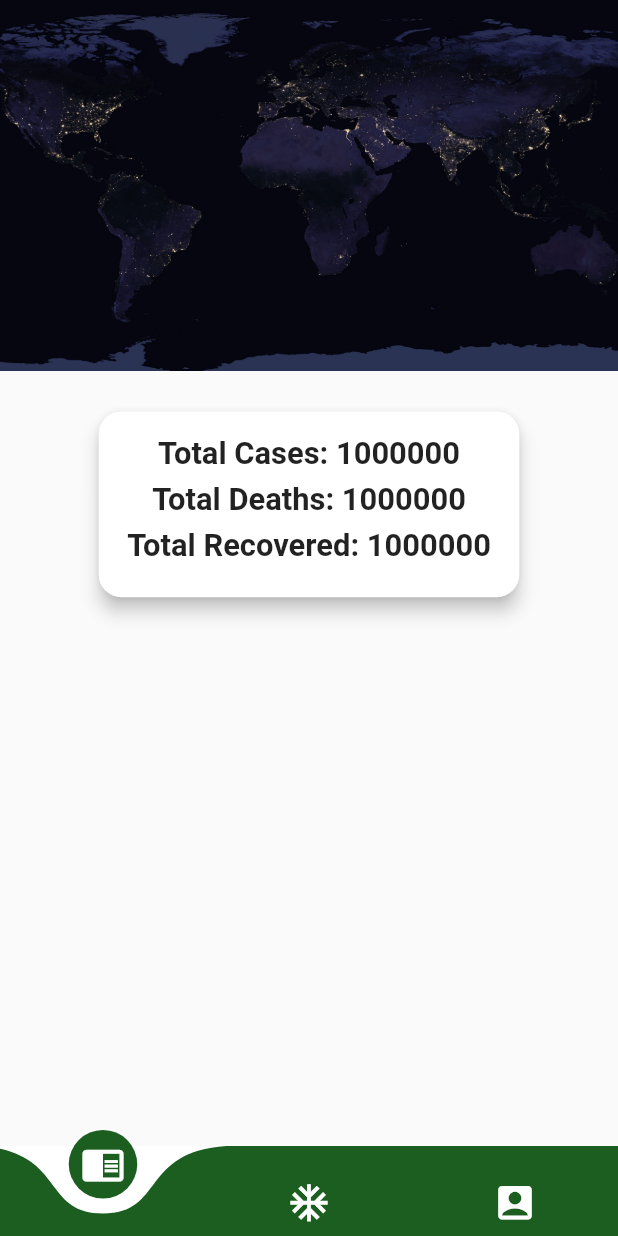
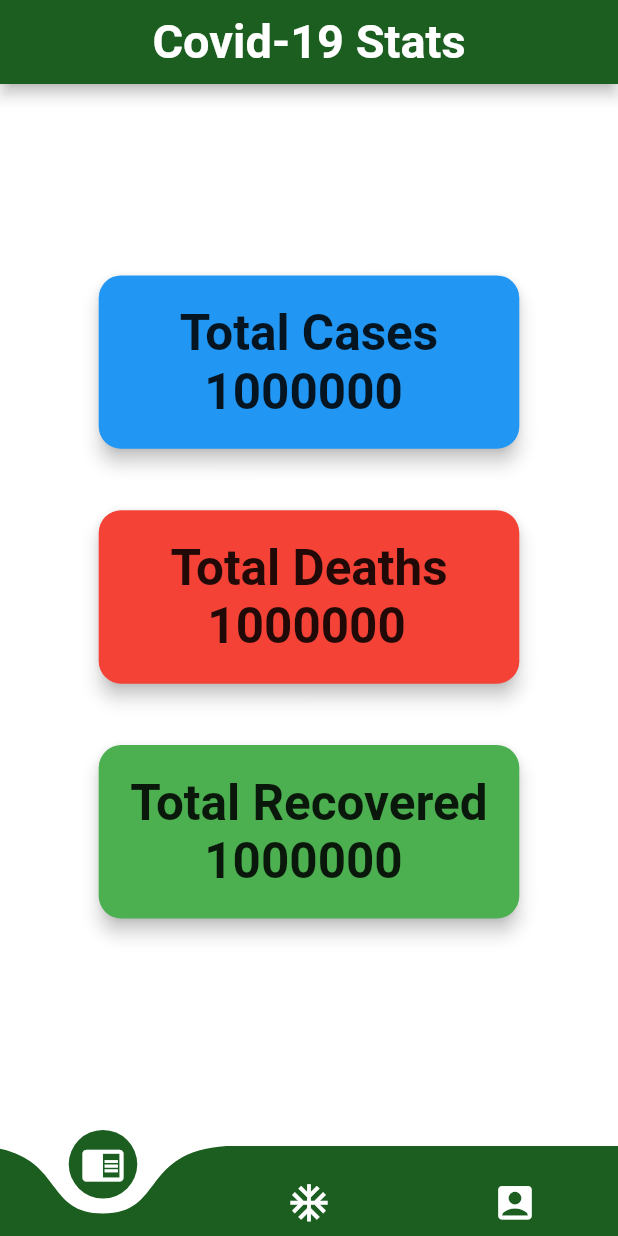
Before and after one commit to sanchit48/covid-monitor, a Flutter app: the screen it shows after launch, on a phone screen of 412 x 824 dp. Run offline on Flutter 3.47's test engine with Material 2 defaults, Android fonts, the phone set to English and light mode, and no system bars; drawn by our look-alikes of curved_navigation_bar; Roboto replaces fonts that are missing (Montserrat).

Commit message:
covid_data_screen.dart: Removed image and added color to the cards

```diff
--- a/lib/screens/covid_data_screen.dart
+++ b/lib/screens/covid_data_screen.dart
@@ -2,7 +2,6 @@ import 'package:flutter/material.dart';
 import 'package:provider/provider.dart';
 import '../helpers/sizes.dart';
 import '../providers/covid_data.dart';
-import '../widgets/titles.dart';
 
 class CovidDataScreen extends StatefulWidget {
   @override
@@ -27,80 +26,127 @@ class _CovidDataScreenState extends State<CovidDataScreen> {
 
     return Scaffold(
 
+      appBar: AppBar(
+        title: Text(
+          'Covid-19 Stats',
+          style: TextStyle(
+            color: Colors.white,
+            fontSize: deviceHeight*0.038,
+            fontWeight: FontWeight.bold,
+            fontFamily: 'Montserrat',
+          ),
+        ),
+        centerTitle: true,
+        backgroundColor: Color(0xff1b5e20)
+      ),
+
+      backgroundColor: Colors.white,
+
       body: Container(
 
+        alignment: Alignment.center,
         child: Column(
 
           children: <Widget>[
 
-            Image.asset(
-              'assets/images/worldImage.jpg',
-              fit: BoxFit.cover,
-            ),
+            // Image.asset(
+            //   'assets/images/worldImage.jpg',
+            //   fit: BoxFit.cover,
+            //   height: deviceHeight*0.24,
+            //   width: deviceWidth,
+            // ),
 
-            SizedBox(height: deviceHeight*0.008,),
+             SizedBox(height: deviceHeight*0.15,),
 
             Container(
 
-              margin: EdgeInsets.only(top: deviceHeight*0.02 ),
-              height: deviceHeight*0.160,
+              alignment: Alignment.center,
+              //margin: EdgeInsets.only(top: deviceHeight*0.04 ),
+              height: deviceHeight*0.15,
               width: deviceWidth*0.7,
               child: Card(
-
                 elevation: 5,
                 shape: RoundedRectangleBorder(
                   borderRadius: BorderRadius.circular(15),
                 ),
+                color: Colors.blue,
 
                 child: Padding(
                   padding: const EdgeInsets.all(16.0),
-                  child: Column(
-
-                    children: <Widget>[
-
-                      Text(
-                        'Total Cases: '+data.globalData.totalCases.toString(),
-
+                  child:Center(
+                    child: Text(
+                      'Total Cases\n  '+data.globalData.totalCases.toString(),
                       style: TextStyle(
-                          fontSize: deviceHeight*0.025,
+                        fontSize: deviceHeight*0.04,
                         fontWeight: FontWeight.bold
                         ),
                       ),
-                      SizedBox(height: deviceHeight*0.008,),
+                    ),
+                  ),
+                )
+              ),
 
-                      Text(
-                        'Total Deaths: '+data.globalData.totalDeaths.toString(),
+              SizedBox(height: deviceHeight*0.02,),
+
+              Container(
+                alignment: Alignment.center,
+                margin: EdgeInsets.only(top: deviceHeight*0.02 ),
+                height: deviceHeight*0.15,
+                width: deviceWidth*0.7,
+                child: Card(
+                  elevation: 5,
+                  shape: RoundedRectangleBorder(
+                    borderRadius: BorderRadius.circular(15)
+                  ),
+                color: Colors.red,
+
+                  child: Padding(
+                    padding: const EdgeInsets.all(16.0),
+                    child: Center(
+                      child: Text(
+                        'Total Deaths\n   '+data.globalData.totalDeaths.toString(),
 
                         style: TextStyle(
-                          fontSize: deviceHeight*0.025,
+                          fontSize: deviceHeight*0.04,
                           fontWeight: FontWeight.bold
                         ),
                       ),
+                    ),
+                  )
+                )
+              ),
 
-                      SizedBox(height: deviceHeight*0.008,),
+              SizedBox(height: deviceHeight*0.02,),
 
-                      Text(
-                        'Total Recovered: '+data.globalData.totalRecovered.toString(),
+              Container(
+                alignment: Alignment.center,
+                margin: EdgeInsets.only(top: deviceHeight*0.02 ),
+                height: deviceHeight*0.15,
+                width: deviceWidth*0.7,
+                child: Card(
+                  elevation: 5,
+                  shape: RoundedRectangleBorder(
+                    borderRadius: BorderRadius.circular(15),
+                  ),
+                  color: Colors.green,
+                  child: Padding(
+                    padding: const EdgeInsets.all(16.0),
+                    child: Center(
+                      child: Text(
+                      'Total Recovered\n      '+data.globalData.totalRecovered.toString(),
 
                       style: TextStyle(
-                          fontSize: deviceHeight*0.025,
+                        fontSize: deviceHeight*0.04,
                         fontWeight: FontWeight.bold
                       ),
                     ),
-
-                    ],
-
                   ),
                 )
-
               )
             ),
-
           ],
-
         )
       )
-
     );
   }
 }
```
Lines whose indentation alone changed are shown as unchanged.
